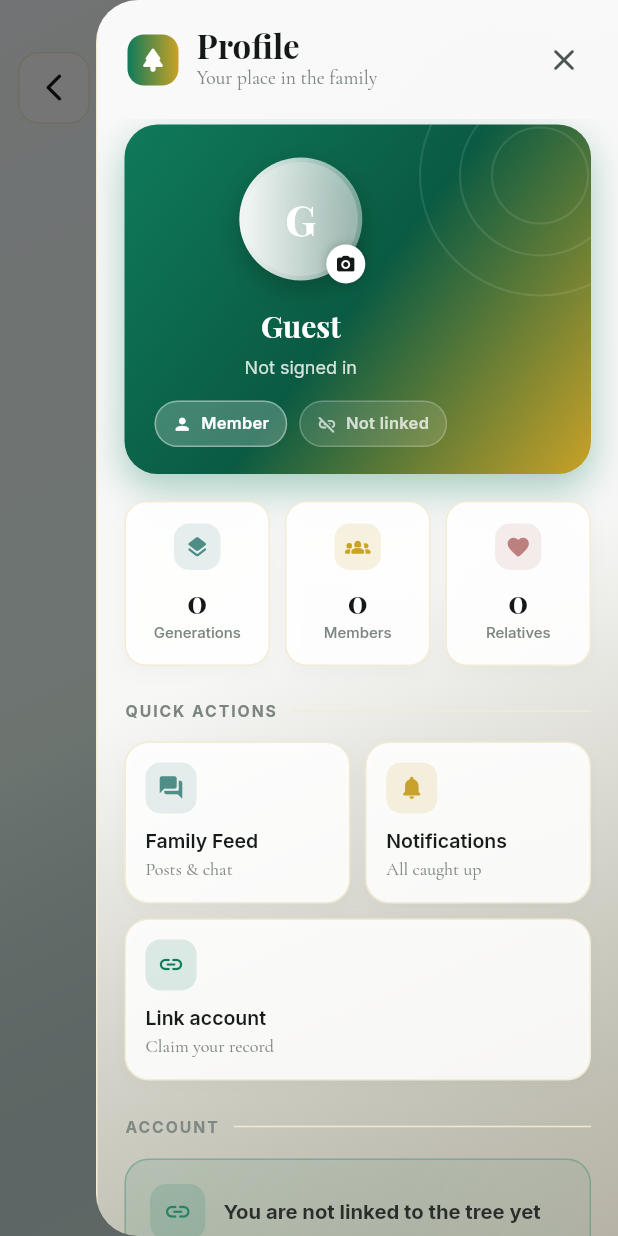
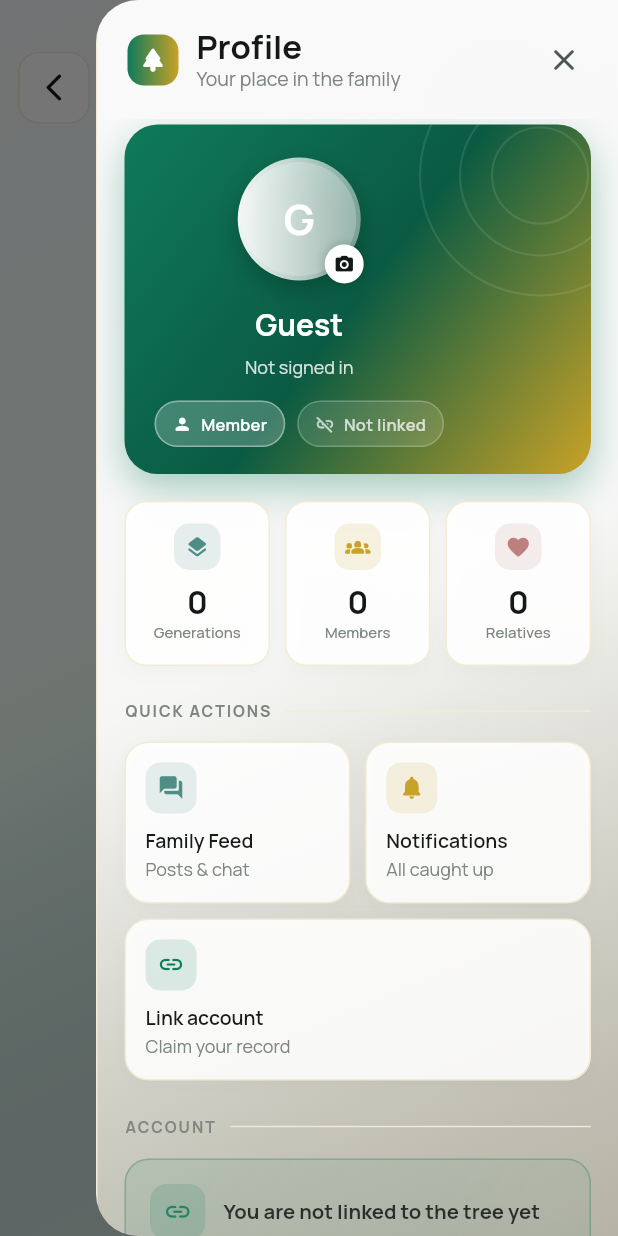
Before and after one commit to MohammedAbdulwahab3/fam_tree, a Flutter app: the TreeScreen screen opened by its route, with the side drawer open, on a phone screen of 412 x 824 dp. Run offline on Flutter 3.47's test engine with Material 3 defaults, Android fonts, the phone set to English and light mode, and no system bars; our stand-ins replace audioplayers, cached_network_image, chewie, file_picker, flutter_riverpod, flutter_secure_storage and 9 more; missing offline and left inert: dart:html, record; accounts and stored records are empty; network calls fail; statements that could not run were skipped.

Commit message:
Type: one face everywhere, so Amharic looks like the same product
225 call sites across fourteen screens set their type directly in one of
three Latin families — Inter, Playfair Display, Cormorant Garamond — and
not one of those can draw Ethiopic. Every Amharic screen therefore fell
back to whatever sans the device happened to have, at whatever weight it
happened to have, so the app looked like two different products depending
on which language you read.

All 225 now go through AppType.sans, which takes the same arguments and
returns the same size, weight and colour in the one family with the
Ethiopic fallback attached. Keeping the arguments is deliberate: fixing the
script problem did not have to mean re-deciding the type on fourteen
screens at the same moment, and nothing moved on screen except the face
itself.

Adds tests for the parts of the design system that fail silently: every
named style carries an Ethiopic fallback and comes from one family, the
drop-in preserves what it was handed, body text is at least 16pt, controls
clear the 56pt minimum in both themes, both themes define every colour role
opaquely, ink reads against its own ground, status colours differ between
themes, and generation colours cycle rather than running out.

Co-Authored-By: Claude Opus 5 <noreply@anthropic.com>
Claude-Session: https://claude.ai/code/session_017ddVGfJjokRgMEsQCwNFW3

```diff
--- a/family_tree/lib/core/design/typography.dart
+++ b/family_tree/lib/core/design/typography.dart
@@ -82,6 +82,57 @@ class AppType {
         fontFeatures: const [FontFeature.tabularFigures()],
       );
 
+  /// A drop-in for a direct `GoogleFonts.x(...)` call.
+  ///
+  /// The app had 224 of those across fifteen screens, in three different Latin
+  /// families, none of which can draw Ethiopic — so every one of them rendered
+  /// Amharic in whatever the device happened to have. This takes the same
+  /// arguments and returns the same size, weight and colour in the one family,
+  /// with the Ethiopic fallback attached.
+  ///
+  /// Prefer the named styles above in new code. This exists so that fixing the
+  /// script problem did not require re-deciding the type on every screen at
+  /// the same time.
+  static TextStyle sans({
+    double? fontSize,
+    FontWeight? fontWeight,
+    FontStyle? fontStyle,
+    Color? color,
+    Color? backgroundColor,
+    double? letterSpacing,
+    double? wordSpacing,
+    double? height,
+    TextDecoration? decoration,
+    Color? decorationColor,
+    TextDecorationStyle? decorationStyle,
+    double? decorationThickness,
+    List<Shadow>? shadows,
+    List<FontFeature>? fontFeatures,
+    TextBaseline? textBaseline,
+    Paint? foreground,
+    Paint? background,
+  }) {
+    return GoogleFonts.manrope(
+      fontSize: fontSize,
+      fontWeight: fontWeight,
+      fontStyle: fontStyle,
+      color: color,
+      backgroundColor: backgroundColor,
+      letterSpacing: letterSpacing,
+      wordSpacing: wordSpacing,
+      height: height,
+      decoration: decoration,
+      decorationColor: decorationColor,
+      decorationStyle: decorationStyle,
+      decorationThickness: decorationThickness,
+      shadows: shadows,
+      fontFeatures: fontFeatures,
+      textBaseline: textBaseline,
+      foreground: foreground,
+      background: background,
+    ).copyWith(fontFamilyFallback: _fallback);
+  }
+
   /// The Material text theme, so anything that has not been given an explicit
   /// style still lands inside the system.
   static TextTheme textTheme(Color ink, Color inkSoft) {
--- a/family_tree/lib/core/widgets/locale_menu_button.dart
+++ b/family_tree/lib/core/widgets/locale_menu_button.dart
@@ -1,10 +1,10 @@
 import 'package:flutter/material.dart';
 import 'package:flutter_riverpod/flutter_riverpod.dart';
-import 'package:google_fonts/google_fonts.dart';
 
 import 'package:family_tree/core/localization/app_localizations_x.dart';
 import 'package:family_tree/core/theme/app_theme.dart';
 import 'package:family_tree/providers/locale_provider.dart';
+import 'package:family_tree/core/design/typography.dart';
 
 class LocaleMenuButton extends ConsumerWidget {
   const LocaleMenuButton({super.key});
@@ -53,7 +53,7 @@ class LocaleMenuButton extends ConsumerWidget {
             const SizedBox(width: 6),
             Text(
               locale.languageCode.toUpperCase(),
-              style: GoogleFonts.inter(
+              style: AppType.sans(
                 fontSize: 12,
                 fontWeight: FontWeight.w600,
                 color: isDark
--- a/family_tree/lib/features/tree_view/widgets/person_node.dart
+++ b/family_tree/lib/features/tree_view/widgets/person_node.dart
@@ -2,13 +2,13 @@ import 'dart:ui' as ui;
 
 import 'package:cached_network_image/cached_network_image.dart';
 import 'package:flutter/material.dart';
-import 'package:google_fonts/google_fonts.dart';
 
 import 'package:family_tree/core/localization/person_localization.dart';
 import 'package:family_tree/core/theme/app_theme.dart';
 import 'package:family_tree/core/theme/app_colors.dart';
 import 'package:family_tree/data/models/person.dart';
 import 'package:family_tree/features/tree_view/services/tree_layout_service.dart';
+import 'package:family_tree/core/design/typography.dart';
 
 enum PersonNodeVariant { classic, modernWide, treePlaque }
 
@@ -354,7 +354,7 @@ class _PersonNodeState extends State<PersonNode>
             textAlign: TextAlign.center,
             maxLines: 2,
             overflow: TextOverflow.ellipsis,
-            style: GoogleFonts.notoSerifEthiopic(
+            style: AppType.sans(
               fontSize: 26,
               fontWeight: FontWeight.w700,
               height: 1.15,
--- a/family_tree/lib/features/tree_view/widgets/profile_drawer.dart
+++ b/family_tree/lib/features/tree_view/widgets/profile_drawer.dart
@@ -4,7 +4,6 @@ import 'dart:ui';
 import 'package:flutter/material.dart';
 import 'package:flutter_riverpod/flutter_riverpod.dart';
 import 'package:go_router/go_router.dart';
-import 'package:google_fonts/google_fonts.dart';
 
 import 'package:family_tree/core/theme/app_theme.dart';
 import 'package:family_tree/core/theme/app_colors.dart';
@@ -20,6 +19,7 @@ import 'package:family_tree/features/linking/find_myself_sheet.dart';
 import 'package:family_tree/features/linking/link_status.dart';
 import 'package:family_tree/providers/locale_provider.dart';
 import 'package:family_tree/providers/theme_provider.dart';
+import 'package:family_tree/core/design/typography.dart';
 
 /// The profile side panel opened from the tree screen's avatar button.
 ///
@@ -261,7 +261,7 @@ class _ProfileDrawerState extends ConsumerState<ProfileDrawer>
               children: [
                 Text(
                   'Profile',
-                  style: GoogleFonts.playfairDisplay(
+                  style: AppType.sans(
                     fontSize: 22,
                     fontWeight: FontWeight.w700,
                     height: 1.1,
@@ -270,7 +270,7 @@ class _ProfileDrawerState extends ConsumerState<ProfileDrawer>
                 ),
                 Text(
                   'Your place in the family',
-                  style: GoogleFonts.cormorantGaramond(
+                  style: AppType.sans(
                     fontSize: 13,
                     color: context.colors.inkMuted,
                   ),
@@ -639,7 +639,7 @@ class _ProfileDrawerState extends ConsumerState<ProfileDrawer>
         icon: const Icon(Icons.logout_rounded, size: 18),
         label: Text(
           'Sign Out',
-          style: GoogleFonts.inter(fontWeight: FontWeight.w600),
+          style: AppType.sans(fontWeight: FontWeight.w600),
         ),
         style: OutlinedButton.styleFrom(
           foregroundColor: AppTheme.accentRose,
@@ -664,14 +664,14 @@ class _ProfileDrawerState extends ConsumerState<ProfileDrawer>
         ),
         title: Text(
           'Sign out?',
-          style: GoogleFonts.playfairDisplay(
+          style: AppType.sans(
             fontWeight: FontWeight.w700,
             color: context.colors.ink,
           ),
         ),
         content: Text(
           'Your family tree stays exactly where it is. You can sign back in any time.',
-          style: GoogleFonts.inter(
+          style: AppType.sans(
             fontSize: 14,
             color: context.colors.inkSoft,
           ),
@@ -681,7 +681,7 @@ class _ProfileDrawerState extends ConsumerState<ProfileDrawer>
             onPressed: () => Navigator.pop(dialogContext, false),
             child: Text(
               'Stay',
-              style: GoogleFonts.inter(
+              style: AppType.sans(
                 color: context.colors.inkMuted,
               ),
             ),
@@ -926,7 +926,7 @@ class _IdentityCard extends StatelessWidget {
                     textAlign: TextAlign.center,
                     maxLines: 1,
                     overflow: TextOverflow.ellipsis,
-                    style: GoogleFonts.playfairDisplay(
+                    style: AppType.sans(
                       fontSize: 20,
                       fontWeight: FontWeight.w700,
                       color: Colors.white,
@@ -938,7 +938,7 @@ class _IdentityCard extends StatelessWidget {
                     textAlign: TextAlign.center,
                     maxLines: 1,
                     overflow: TextOverflow.ellipsis,
-                    style: GoogleFonts.inter(
+                    style: AppType.sans(
                       fontSize: 12,
                       color: Colors.white.withValues(alpha: 0.82),
                     ),
@@ -1045,7 +1045,7 @@ class _Avatar extends StatelessWidget {
                   ? null
                   : Text(
                       fallbackInitials,
-                      style: GoogleFonts.playfairDisplay(
+                      style: AppType.sans(
                         fontSize: 28,
                         fontWeight: FontWeight.w700,
                         color: Colors.white,
@@ -1111,7 +1111,7 @@ class _Badge extends StatelessWidget {
           const SizedBox(width: 6),
           Text(
             label,
-            style: GoogleFonts.inter(
+            style: AppType.sans(
               fontSize: 11,
               fontWeight: FontWeight.w600,
               letterSpacing: 0.2,
@@ -1247,7 +1247,7 @@ class _StatTile extends StatelessWidget {
             curve: Curves.easeOutCubic,
             builder: (context, animated, _) => Text(
               animated.round().toString(),
-              style: GoogleFonts.playfairDisplay(
+              style: AppType.sans(
                 fontSize: 21,
                 fontWeight: FontWeight.w700,
                 height: 1.1,
@@ -1260,7 +1260,7 @@ class _StatTile extends StatelessWidget {
             label,
             maxLines: 1,
             overflow: TextOverflow.ellipsis,
-            style: GoogleFonts.inter(
+            style: AppType.sans(
               fontSize: 10,
               fontWeight: FontWeight.w500,
               color: context.colors.inkMuted,
@@ -1306,7 +1306,7 @@ class _LineageCard extends StatelessWidget {
                   'In the tree as ${person.fullName}',
                   maxLines: 1,
                   overflow: TextOverflow.ellipsis,
-                  style: GoogleFonts.inter(
+                  style: AppType.sans(
                     fontSize: 13,
                     fontWeight: FontWeight.w600,
                     color: context.colors.ink,
@@ -1321,7 +1321,7 @@ class _LineageCard extends StatelessWidget {
               person.age != null
                   ? '${person.lifespan}  ·  ${person.age} years'
                   : person.lifespan,
-              style: GoogleFonts.cormorantGaramond(
+              style: AppType.sans(
                 fontSize: 13,
                 color: context.colors.inkMuted,
               ),
@@ -1401,7 +1401,7 @@ class _RelationChip extends StatelessWidget {
           if (count != null) ...[
             Text(
               '$count',
-              style: GoogleFonts.inter(
+              style: AppType.sans(
                 fontSize: 12,
                 fontWeight: FontWeight.w700,
                 color: context.colors.ink,
@@ -1411,7 +1411,7 @@ class _RelationChip extends StatelessWidget {
           ],
           Text(
             label,
-            style: GoogleFonts.inter(
+            style: AppType.sans(
               fontSize: 11,
               fontWeight: FontWeight.w500,
               color: context.colors.inkSoft,
@@ -1456,7 +1456,7 @@ class _BirthdayStrip extends StatelessWidget {
           Expanded(
             child: Text(
               message,
-              style: GoogleFonts.inter(
+              style: AppType.sans(
                 fontSize: 12,
                 fontWeight: FontWeight.w600,
                 color: context.colors.ink,
@@ -1566,7 +1566,7 @@ class _QuickTileState extends State<_QuickTile> {
                           ),
                           child: Text(
                             widget.badge!,
-                            style: GoogleFonts.inter(
+                            style: AppType.sans(
                               fontSize: 10,
                               fontWeight: FontWeight.w700,
                               color: Colors.white,
@@ -1587,7 +1587,7 @@ class _QuickTileState extends State<_QuickTile> {
                           widget.label,
                           maxLines: 1,
                           overflow: TextOverflow.ellipsis,
-                          style: GoogleFonts.inter(
+                          style: AppType.sans(
                             fontSize: 13,
                             fontWeight: FontWeight.w600,
                             color: widget.isDark
@@ -1599,7 +1599,7 @@ class _QuickTileState extends State<_QuickTile> {
                           widget.caption,
                           maxLines: 1,
                           overflow: TextOverflow.ellipsis,
-                          style: GoogleFonts.cormorantGaramond(
+                          style: AppType.sans(
                             fontSize: 12,
                             color: widget.isDark
                                 ? Colors.white54
@@ -1663,7 +1663,7 @@ class _ActionTile extends StatelessWidget {
                   children: [
                     Text(
                       label,
-                      style: GoogleFonts.inter(
+                      style: AppType.sans(
                         fontSize: 13.5,
                         fontWeight: FontWeight.w600,
                         color: context.colors.ink,
@@ -1671,7 +1671,7 @@ class _ActionTile extends StatelessWidget {
                     ),
                     Text(
                       subtitle,
-                      style: GoogleFonts.cormorantGaramond(
+                      style: AppType.sans(
                         fontSize: 12,
                         color: context.colors.inkMuted,
                       ),
@@ -1844,7 +1844,7 @@ class _LinkCallToAction extends StatelessWidget {
               Expanded(
                 child: Text(
                   _heading,
-                  style: GoogleFonts.inter(
+                  style: AppType.sans(
                     fontSize: 13.5,
                     fontWeight: FontWeight.w700,
                     color: context.colors.ink,
@@ -1856,7 +1856,7 @@ class _LinkCallToAction extends StatelessWidget {
           const SizedBox(height: 11),
           Text(
             _explanation,
-            style: GoogleFonts.cormorantGaramond(
+            style: AppType.sans(
               fontSize: 13.5,
               height: 1.4,
               color: context.colors.inkSoft,
@@ -1870,7 +1870,7 @@ class _LinkCallToAction extends StatelessWidget {
               icon: Icon(_actionIcon, size: 17),
               label: Text(
                 _actionLabel,
-                style: GoogleFonts.inter(
+                style: AppType.sans(
                   fontSize: 13,
                   fontWeight: FontWeight.w600,
                 ),
@@ -1899,7 +1899,7 @@ class _LinkCallToAction extends StatelessWidget {
                 ),
                 child: Text(
                   'Withdraw this claim',
-                  style: GoogleFonts.inter(
+                  style: AppType.sans(
                     fontSize: 12.5,
                     fontWeight: FontWeight.w600,
                   ),
@@ -1998,7 +1998,7 @@ class _PreferencesCard extends ConsumerWidget {
                 Expanded(
                   child: Text(
                     'Dark mode',
-                    style: GoogleFonts.inter(
+                    style: AppType.sans(
                       fontSize: 13.5,
                       fontWeight: FontWeight.w600,
                       color: context.colors.ink,
@@ -2045,7 +2045,7 @@ class _PreferencesCard extends ConsumerWidget {
                 Expanded(
                   child: Text(
                     'Language',
-                    style: GoogleFonts.inter(
+                    style: AppType.sans(
                       fontSize: 13.5,
                       fontWeight: FontWeight.w600,
                       color: context.colors.ink,
@@ -2098,7 +2098,7 @@ class _LocaleSwitch extends ConsumerWidget {
               child: Text(
                 _labels[locale.languageCode] ??
                     locale.languageCode.toUpperCase(),
-                style: GoogleFonts.inter(
+                style: AppType.sans(
                   fontSize: 11.5,
                   fontWeight: FontWeight.w700,
                   color: selected
@@ -2130,7 +2130,7 @@ class _SectionLabel extends StatelessWidget {
       children: [
         Text(
           text.toUpperCase(),
-          style: GoogleFonts.inter(
+          style: AppType.sans(
             fontSize: 10.5,
             fontWeight: FontWeight.w700,
             letterSpacing: 1.3,
@@ -2169,7 +2169,7 @@ class _Footer extends StatelessWidget {
           const SizedBox(height: 5),
           Text(
             'Family Tree · v1.0.0',
-            style: GoogleFonts.cormorantGaramond(
+            style: AppType.sans(
               fontSize: 12,
               color: context.colors.inkMuted,
             ),
--- a/family_tree/lib/widgets/voice_message_widget.dart
+++ b/family_tree/lib/widgets/voice_message_widget.dart
@@ -3,7 +3,6 @@ import 'dart:io';
 
 import 'package:flutter/foundation.dart' show kIsWeb;
 import 'package:flutter/material.dart';
-import 'package:google_fonts/google_fonts.dart';
 import 'package:record/record.dart';
 import 'package:audioplayers/audioplayers.dart';
 import 'package:path_provider/path_provider.dart';
@@ -11,6 +10,7 @@ import 'package:path_provider/path_provider.dart';
 import 'package:family_tree/core/theme/app_theme.dart';
 import 'package:family_tree/core/theme/app_colors.dart';
 import 'package:family_tree/core/theme/elegant_theme.dart';
+import 'package:family_tree/core/design/typography.dart';
 
 /// Voice message recorder widget - hold to record, release to send
 class VoiceRecorderButton extends StatefulWidget {
@@ -195,7 +195,7 @@ class _VoiceRecorderButtonState extends State<VoiceRecorderButton>
                 const SizedBox(width: 8),
                 Text(
                   _formatDuration(_recordDuration),
-                  style: GoogleFonts.inter(
+                  style: AppType.sans(
                     fontSize: 14,
                     fontWeight: FontWeight.w600,
                     color: Colors.red,
@@ -451,7 +451,7 @@ class _VoiceMessagePlayerState extends State<VoiceMessagePlayer> {
                 // Duration
                 Text(
                   '${_formatDuration(_position)} / ${_formatDuration(_duration)}',
-                  style: GoogleFonts.inter(
+                  style: AppType.sans(
                     fontSize: 11,
                     color: context.colors.inkMuted,
                   ),
```
Also changed, not shown: family_tree/lib/features/admin/admin_family_artboard.dart (+75 -75 lines), family_tree/lib/features/admin/admin_tools_sheet.dart (+13 -13 lines), family_tree/lib/features/admin/post_composer_sheet.dart (+16 -16 lines), family_tree/lib/features/auth/landing_page.dart (+18 -18 lines), family_tree/lib/features/feed/feed_page.dart (+16 -16 lines), family_tree/lib/features/feed/widgets/post_card.dart (+20 -20 lines), family_tree/lib/features/notifications/notifications_screen.dart (+9 -9 lines), family_tree/lib/features/profile/photo_crop_sheet.dart (+7 -7 lines), family_tree/lib/features/tree_view/tree_screen.dart (+22 -22 lines), family_tree/lib/features/tree_view/widgets/tree_controls.dart (+4 -4 lines), 2 other files.
